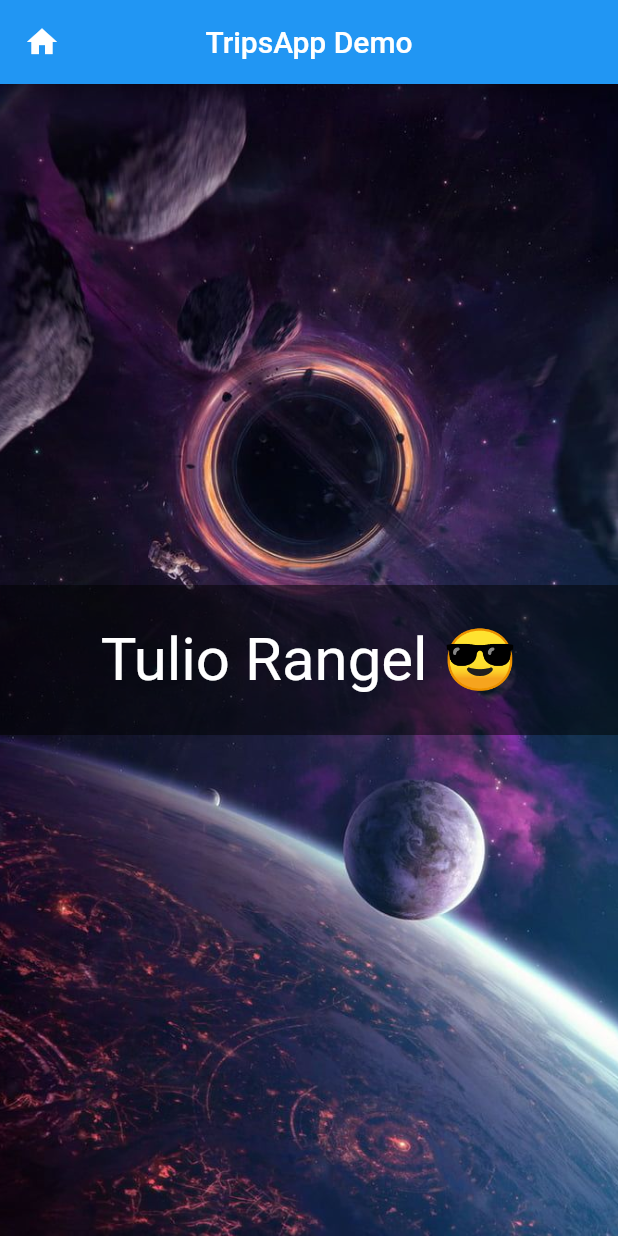
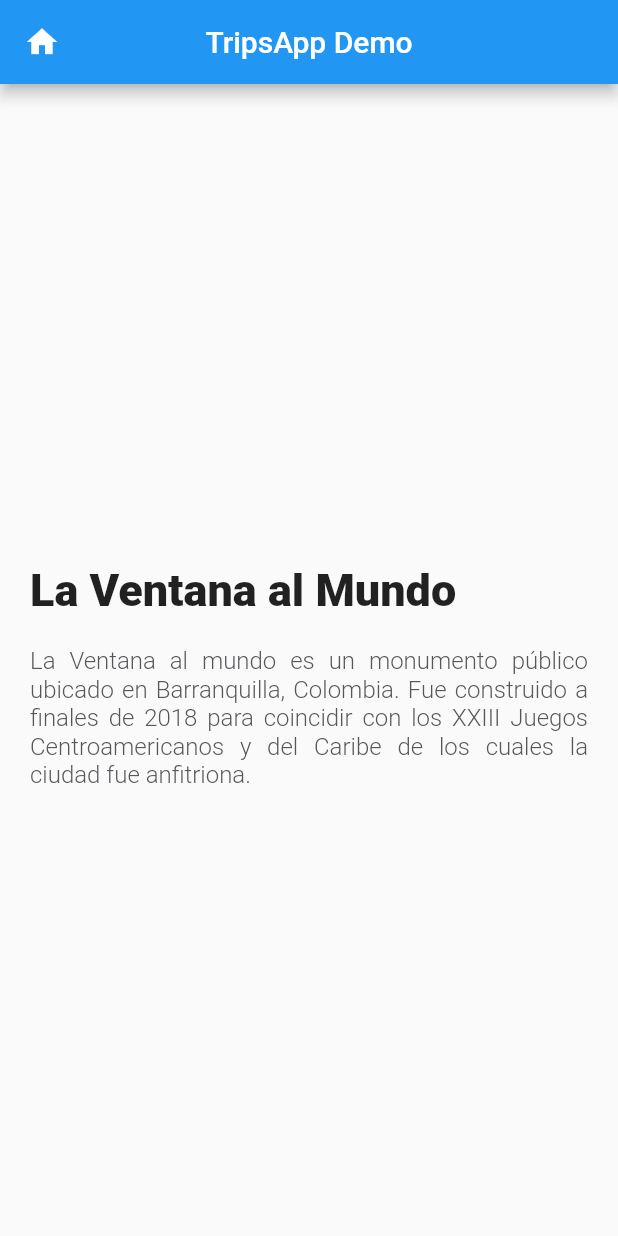
Before and after one commit to Tulio-Rangel/trips_app, a Flutter app: the screen it shows after launch, on a phone screen of 412 x 824 dp. Run offline on Flutter 3.47's test engine with Material 2 defaults, Android fonts, the phone set to English and light mode, and no system bars.

Commit message:
create description

```diff
--- /dev/null
+++ b/lib/components/description_place.dart
@@ -0,0 +1,57 @@
+import 'package:flutter/material.dart';
+
+class DescriptionPlace extends StatelessWidget {
+  const DescriptionPlace({super.key});
+
+  @override
+  Widget build(BuildContext context) {
+
+    final description = Container(
+      margin: const EdgeInsets.only(
+        top: 20.0,
+        right: 20.0,
+        left: 20.0
+      ),
+      child: const Text('La Ventana al mundo es un monumento público ubicado en Barranquilla, Colombia. Fue construido a finales de 2018 para coincidir con los XXIII Juegos Centroamericanos y del Caribe de los cuales la ciudad fue anfitriona.',
+      style: TextStyle(
+        fontSize: 16.0,
+        fontWeight: FontWeight.w300,
+        color: Color(0xFF56575a)
+      ),
+      textAlign: TextAlign.justify,
+      ),
+    );
+
+    final title = Align(
+      alignment: Alignment.centerLeft,
+      child: Container(
+            margin: const EdgeInsets.only(
+              top: 320.0,
+              left: 20.0,
+              right: 20.0
+            ),
+            child: const Text('La Ventana al Mundo',
+            style: TextStyle(
+              fontSize: 30.0,
+              fontWeight: FontWeight.w900
+            ),
+            textAlign: TextAlign.left,
+            ),
+          ),
+    );
+
+    final allTogether = Column(
+      children: [
+        title,
+        description
+      ],
+    );
+
+    final scroll = SingleChildScrollView(
+      scrollDirection: Axis.vertical,
+      child: allTogether,
+    );
+
+    return scroll;
+  }
+}
--- a/lib/main.dart
+++ b/lib/main.dart
@@ -11,7 +11,7 @@ class MyApp extends StatelessWidget {
   @override
   Widget build(BuildContext context) {
     return MaterialApp(
-      title: 'Flutter Demo',
+      title: 'Trips App',
       theme: ThemeData(
         primarySwatch: Colors.blue,
       ),
--- a/lib/pages/demo.dart
+++ b/lib/pages/demo.dart
@@ -1,4 +1,5 @@
 import 'package:flutter/material.dart';
+import 'package:trips_app/components/description_place.dart';
 
 class DemoPage extends StatelessWidget {
   const DemoPage({super.key});
@@ -8,38 +9,10 @@ class DemoPage extends StatelessWidget {
     return Scaffold(
       appBar: AppBar(
         leading: const Icon(Icons.home),
-        title: Text('TripsApp Demo'),
+        title: const Text('TripsApp Demo'),
         centerTitle: true,
       ),
-      body: Stack(
-        children: <Widget>[
-          _imagenFondo(),
-          _textoCentral(),
-        ],
-      ),
-    );
-  }
-
-  Widget _imagenFondo() {
-    return const Image(
-      image: AssetImage('assets/images/space.jpg'),
-      height: double.infinity,
-      width: double.infinity,
-      fit: BoxFit.cover,
-    );
-  }
-
-  Widget _textoCentral() {
-    return Center(
-      child: Container(
-        height: 100,
-        color: const Color.fromRGBO(0, 0, 0, 0.5),
-        child: const Center(
-          child: Text('Tulio Rangel 😎',
-          style: TextStyle(fontSize: 40, color: Colors.white),
-          ),
-        ),
-      ),
+      body: const DescriptionPlace(),
     );
   }
 }
```
